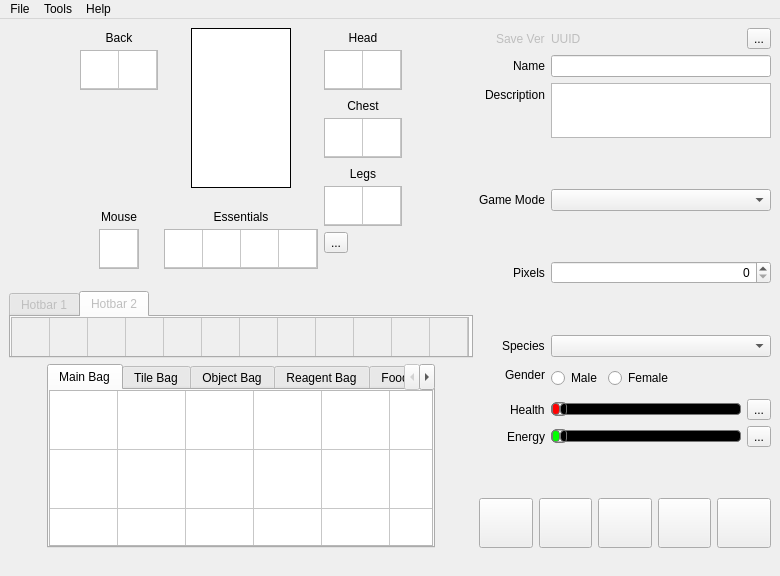
Qt form starcheat/templates/MainWindow.ui (wizzomafizzo/starcheat) before a commit.
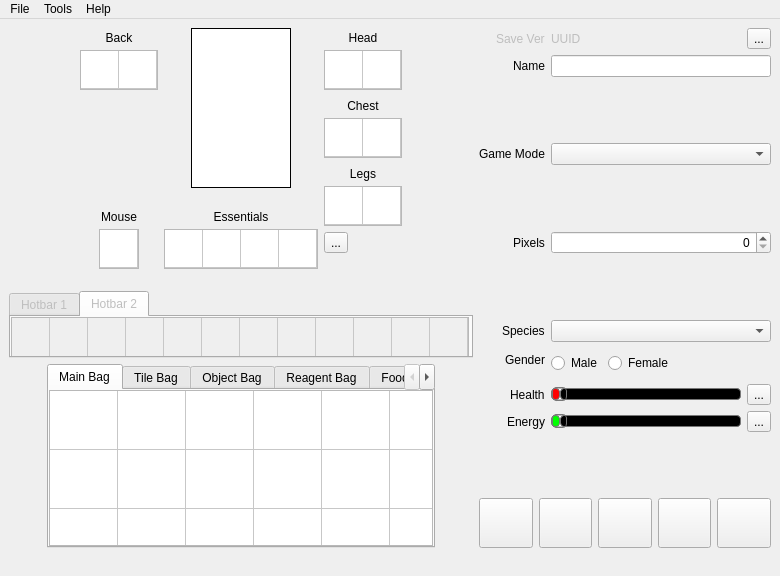
The same form after that commit. Icons and pictures are not drawn.

Commit message:
Remove Description field
While player descriptions still exist in player files, players can no
longer be inspected, so it's useless.

```diff
--- a/starcheat/templates/MainWindow.ui
+++ b/starcheat/templates/MainWindow.ui
@@ -2301,30 +2301,7 @@
           </item>
          </layout>
         </item>
-        <item row="2" column="0">
-         <widget class="QLabel" name="desc_label">
-          <property name="text">
-           <string>Description</string>
-          </property>
-         </widget>
-        </item>
         <item row="2" column="1">
-         <widget class="QPlainTextEdit" name="description">
-          <property name="sizePolicy">
-           <sizepolicy hsizetype="Expanding" vsizetype="Fixed">
-            <horstretch>0</horstretch>
-            <verstretch>0</verstretch>
-           </sizepolicy>
-          </property>
-          <property name="maximumSize">
-           <size>
-            <width>16777215</width>
-            <height>55</height>
-           </size>
-          </property>
-         </widget>
-        </item>
-        <item row="3" column="1">
          <spacer name="verticalSpacer_5">
           <property name="orientation">
            <enum>Qt::Vertical</enum>
@@ -2337,7 +2314,7 @@
           </property>
          </spacer>
         </item>
-        <item row="4" column="0">
+        <item row="3" column="0">
          <widget class="QLabel" name="game_mode_label">
           <property name="text">
            <string>Game Mode</string>
@@ -2347,14 +2324,14 @@
           </property>
          </widget>
         </item>
-        <item row="4" column="1">
+        <item row="3" column="1">
          <widget class="QComboBox" name="game_mode">
           <property name="enabled">
            <bool>true</bool>
           </property>
          </widget>
         </item>
-        <item row="5" column="1">
+        <item row="4" column="1">
          <spacer name="verticalSpacer_6">
           <property name="orientation">
            <enum>Qt::Vertical</enum>
@@ -2367,7 +2344,7 @@
           </property>
          </spacer>
         </item>
-        <item row="6" column="0">
+        <item row="5" column="0">
          <widget class="QLabel" name="pixels_label">
           <property name="minimumSize">
            <size>
@@ -2386,7 +2363,7 @@
           </property>
          </widget>
         </item>
-        <item row="6" column="1">
+        <item row="5" column="1">
          <widget class="QSpinBox" name="pixels">
           <property name="alignment">
            <set>Qt::AlignRight|Qt::AlignTrailing|Qt::AlignVCenter</set>
@@ -2405,7 +2382,7 @@
           </property>
          </widget>
         </item>
-        <item row="7" column="1">
+        <item row="6" column="1">
          <spacer name="verticalSpacer_7">
           <property name="orientation">
            <enum>Qt::Vertical</enum>
@@ -2418,7 +2395,7 @@
           </property>
          </spacer>
         </item>
-        <item row="8" column="0">
+        <item row="7" column="0">
          <widget class="QLabel" name="race_label">
           <property name="text">
            <string>Species</string>
@@ -2428,10 +2405,10 @@
           </property>
          </widget>
         </item>
-        <item row="8" column="1">
+        <item row="7" column="1">
          <widget class="QComboBox" name="race"/>
         </item>
-        <item row="9" column="0">
+        <item row="8" column="0">
          <widget class="QLabel" name="gender_label">
           <property name="text">
            <string>Gender</string>
@@ -2441,7 +2418,7 @@
           </property>
          </widget>
         </item>
-        <item row="9" column="1">
+        <item row="8" column="1">
          <widget class="QWidget" name="gender_group" native="true">
           <property name="minimumSize">
            <size>
@@ -2506,14 +2483,14 @@
           </layout>
          </widget>
         </item>
-        <item row="10" column="0">
+        <item row="9" column="0">
          <widget class="QLabel" name="health_label">
           <property name="text">
            <string>Health</string>
           </property>
          </widget>
         </item>
-        <item row="10" column="1">
+        <item row="9" column="1">
          <layout class="QHBoxLayout" name="horizontalLayout_2">
           <item>
            <widget class="QSlider" name="health">
@@ -2582,14 +2559,14 @@
           </item>
          </layout>
         </item>
-        <item row="11" column="0">
+        <item row="10" column="0">
          <widget class="QLabel" name="energy_label">
           <property name="text">
            <string>Energy</string>
           </property>
          </widget>
         </item>
-        <item row="11" column="1">
+        <item row="10" column="1">
          <layout class="QHBoxLayout" name="horizontalLayout_6">
           <item>
            <widget class="QSlider" name="energy">
@@ -2661,7 +2638,7 @@
           </item>
          </layout>
         </item>
-        <item row="12" column="1">
+        <item row="11" column="1">
          <spacer name="verticalSpacer_3">
           <property name="orientation">
            <enum>Qt::Vertical</enum>
```
Left out of the diff: 1 changed line with no effect on the pictures. The commit also changes 1 other file.
